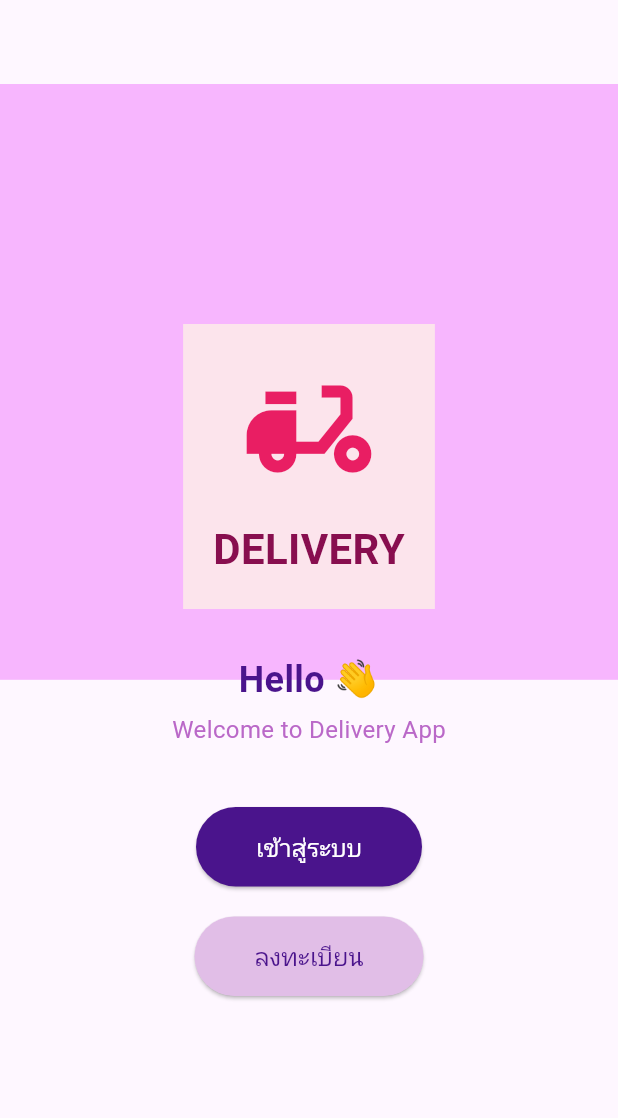
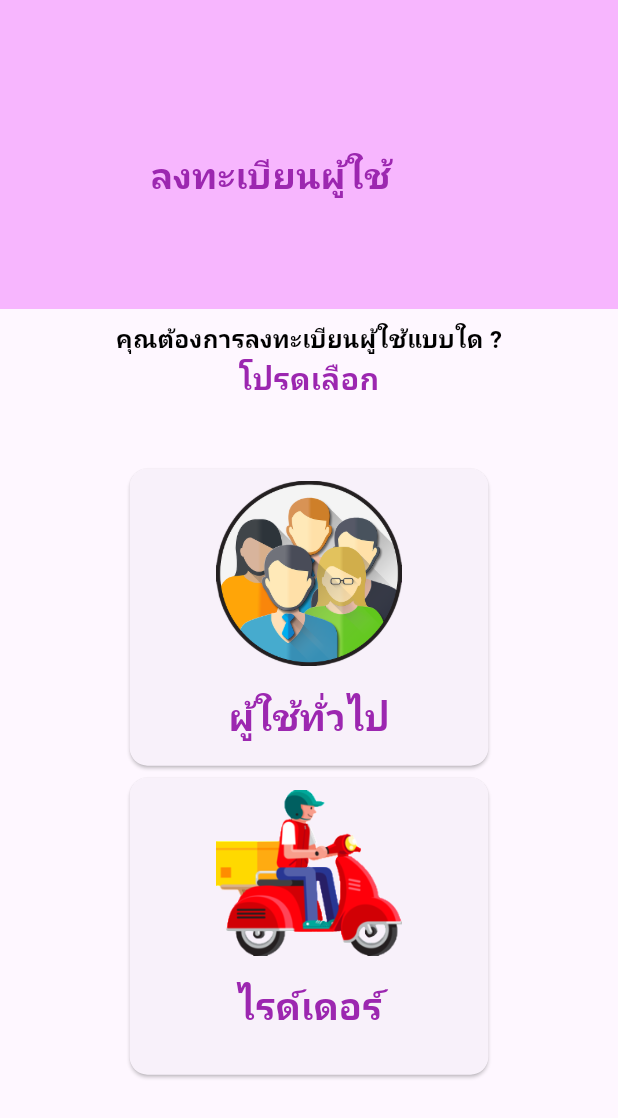
Before and after one commit to evenatthaphan/minopro_mobile_2, a Flutter app: the screen it shows after launch, after a tap on "ลงทะเบียน", on a phone screen of 412 x 824 dp. Shown: the top 1118 px of the screen. Run offline on Flutter 3.47's test engine with Material 3 defaults, Android fonts, the phone set to English and light mode, and no system bars.

Commit message:
eve update

```diff
--- a/lib/page/SysHome.dart
+++ b/lib/page/SysHome.dart
@@ -1,4 +1,6 @@
 import 'package:flutter/material.dart';
+import 'package:flutter_minipro2/page/login.dart';
+import 'package:flutter_minipro2/page/user/register_user.dart';
 
 class SystemHomePage extends StatefulWidget {
   const SystemHomePage({super.key});
@@ -13,11 +15,11 @@ class _SystemHomePageState extends State<SystemHomePage> {
   Widget build(BuildContext context) {
     final screenSize = MediaQuery.of(context).size;
     return Scaffold(
-      appBar: AppBar(),
+      // appBar: AppBar(),
       body: Stack(children: [
         Positioned.fill(
             child: Padding(
-              padding: EdgeInsets.only(bottom: screenSize.height*0.45),
+              padding: EdgeInsets.only(bottom: screenSize.height*0.54),
               child: Container(
                 decoration: const BoxDecoration(
                   color: Color.fromARGB(255, 247, 182, 254),
@@ -81,9 +83,7 @@ class _SystemHomePageState extends State<SystemHomePage> {
               Column(
                 children: [
                   ElevatedButton(
-                    onPressed: () {
-                      // Add login functionality
-                    },
+                    onPressed: login,
                     style: ElevatedButton.styleFrom(
                       backgroundColor: Colors.purple[900], // Background color
                       padding: EdgeInsets.symmetric(horizontal: 40, vertical: 15),
@@ -98,9 +98,7 @@ class _SystemHomePageState extends State<SystemHomePage> {
                   ),
                   SizedBox(height: 20),
                   ElevatedButton(
-                    onPressed: () {
-                      // Add register functionality
-                    },
+                    onPressed: register,
                     style: ElevatedButton.styleFrom(
                       backgroundColor: Colors.purple[100], // Background color
                       padding: EdgeInsets.symmetric(horizontal: 40, vertical: 15),
@@ -121,4 +119,22 @@ class _SystemHomePageState extends State<SystemHomePage> {
       ]),
     );
   }
+
+  void login() {
+    Navigator.push(
+      context,
+      MaterialPageRoute(
+        builder: (context) => const LoginPage(),
+      ),
+    );
+  }
+
+  void register() {
+    Navigator.push(
+      context,
+      MaterialPageRoute(
+        builder: (context) => const RegirterPage(),
+      ),
+    );
+  }
 }
--- a/lib/page/login.dart
+++ b/lib/page/login.dart
@@ -0,0 +1,15 @@
+import 'package:flutter/material.dart';
+
+class LoginPage extends StatefulWidget {
+  const LoginPage({super.key});
+
+  @override
+  State<LoginPage> createState() => _LoginPageState();
+}
+
+class _LoginPageState extends State<LoginPage> {
+  @override
+  Widget build(BuildContext context) {
+    return Container();
+  }
+}
--- a/lib/page/user/register_user.dart
+++ b/lib/page/user/register_user.dart
@@ -0,0 +1,138 @@
+import 'package:flutter/material.dart';
+
+class RegirterPage extends StatefulWidget {
+  const RegirterPage({super.key});
+
+  @override
+  State<RegirterPage> createState() => _RegirterPageState();
+}
+
+class _RegirterPageState extends State<RegirterPage> {
+  @override
+  Widget build(BuildContext context) {
+    final screenSize = MediaQuery.of(context).size;
+    return Scaffold(
+        // appBar: AppBar(
+        //   automaticallyImplyLeading: false,  // ซ่อนลูกศรชี้กลับ
+        //   ),
+        body: Stack(
+      children: [
+        Positioned.fill(
+          child: Padding(
+            padding: EdgeInsets.only(bottom: screenSize.height * 0.750),
+            child: Container(
+              decoration: const BoxDecoration(
+                color: Color.fromARGB(255, 247, 182, 254),
+              ),
+              child: const Padding(
+                padding: EdgeInsets.only(bottom: 50, left: 100, top: 100),
+                child: SizedBox(
+                  child: Text(
+                    "ลงทะเบียนผู้ใช้",
+                    style: TextStyle(
+                        fontSize: 24,
+                        color: Colors.purple,
+                        fontWeight: FontWeight.bold),
+                  ),
+                ),
+              ),
+            ),
+          ),
+        ),
+        Padding(
+          padding: EdgeInsets.only(top: screenSize.height * 0.26),
+          child: Center(
+            child: Column(
+              children: [
+                const Text(
+                  'คุณต้องการลงทะเบียนผู้ใช้แบบใด ?',
+                  style: TextStyle(
+                      fontSize: 16,
+                      color: Colors.black,
+                      fontWeight: FontWeight.bold),
+                ),
+                const Text(
+                  'โปรดเลือก',
+                  style: TextStyle(
+                      fontSize: 20,
+                      color: Colors.purple,
+                      fontWeight: FontWeight.bold),
+                ),
+                Padding(
+                  padding: EdgeInsets.only(top: screenSize.height * 0.05),
+                  child: Column(
+                    children: [
+                      SizedBox(
+                        width: screenSize.width * 0.6, // ขยายความกว้างของ Card
+                        height: screenSize.height * 0.25, // ขยายความสูงของ Card
+                        child: Card(
+                          child: Column(
+                            children: [
+                              Padding(
+                                padding: const EdgeInsets.all(8.0),
+                                child: SizedBox(
+                                  child: Image.asset(
+                                    'assets/images/user.png',
+                                    width: screenSize.width * 0.3,
+                                  ),
+                                ),
+                              ),
+                              TextButton(
+                                onPressed: registeruser,
+                                child: Text(
+                                  'ผู้ใช้ทั่วไป',
+                                  style: TextStyle(
+                                      color: Colors.purple,
+                                      fontSize: screenSize.width * 0.06,
+                                      fontWeight: FontWeight.bold),
+                                ),
+                              )
+                            ],
+                          ),
+                        ),
+                      ),
+                      SizedBox(
+                        width: screenSize.width * 0.6, // ขยายความกว้างของ Card
+                        height: screenSize.height * 0.25, // ขยายความสูงของ Card
+                        child: Card(
+                          child: Column(
+                            children: [
+                              Padding(
+                                padding: const EdgeInsets.all(8.0),
+                                child: SizedBox(
+                                  child: Image.asset(
+                                    'assets/images/delivery.png',
+                                    width: screenSize.width * 0.3,
+                                  ),
+                                ),
+                              ),
+                              TextButton(
+                                onPressed: registerrider,
+                                child: Text(
+                                  'ไรด์เดอร์',
+                                  style: TextStyle(
+                                      color: Colors.purple,
+                                      fontSize: screenSize.width * 0.06,
+                                      fontWeight: FontWeight.bold),
+                                ),
+                              )
+                            ],
+                          ),
+                        ),
+                      ),
+                    ],
+                  ),
+                )
+              ],
+            ),
+          ),
+        )
+      ],
+    ));
+  }
+
+  void registeruser() {}
+
+  void registerrider() {
+  }
+}
```
Also changed, not shown: assets/images/delivery.png (added), assets/images/user.png (added).
